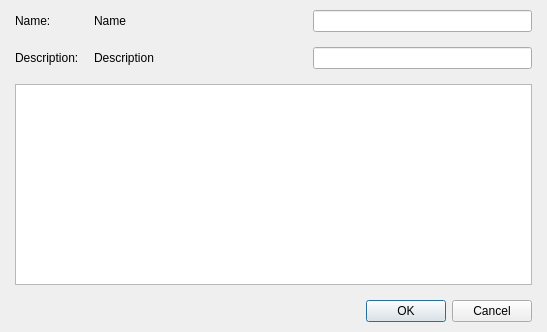
RPG-Paper-Maker/RPG-Paper-Maker, file Editor/Dialogs/Systems/dialogsystemplugincommand.ui: the form before one commit.
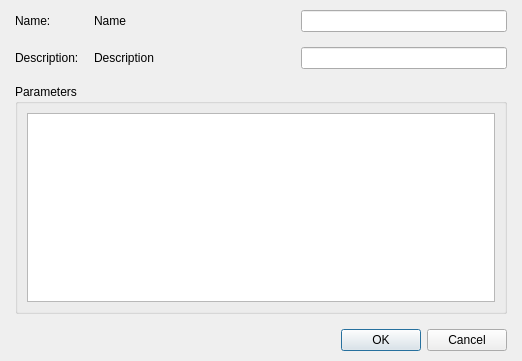
The form after the commit. Custom widgets are drawn as their Qt base class.

Commit message: [WIP] Plugins manager: finish plugin commands

Diff of the .ui file:
```diff
--- a/Editor/Dialogs/Systems/dialogsystemplugincommand.ui
+++ b/Editor/Dialogs/Systems/dialogsystemplugincommand.ui
@@ -6,8 +6,8 @@
    <rect>
     <x>0</x>
     <y>0</y>
-    <width>547</width>
-    <height>332</height>
+    <width>522</width>
+    <height>361</height>
    </rect>
   </property>
   <property name="windowTitle">
@@ -32,7 +32,7 @@
       <number>15</number>
      </property>
      <item>
-      <layout class="QVBoxLayout" name="verticalLayout" stretch="0,1">
+      <layout class="QVBoxLayout" name="verticalLayout" stretch="0,0">
        <item>
         <layout class="QGridLayout" name="gridLayout">
          <item row="1" column="1">
@@ -89,7 +89,16 @@
         </layout>
        </item>
        <item>
-        <widget class="WidgetSuperTree" name="treeView"/>
+        <widget class="QGroupBox" name="groupBox">
+         <property name="title">
+          <string>Parameters</string>
+         </property>
+         <layout class="QGridLayout" name="gridLayout_3">
+          <item row="0" column="0">
+           <widget class="WidgetSuperTree" name="treeView"/>
+          </item>
+         </layout>
+        </widget>
        </item>
       </layout>
      </item>
```
The commit also changes 2 other files.
